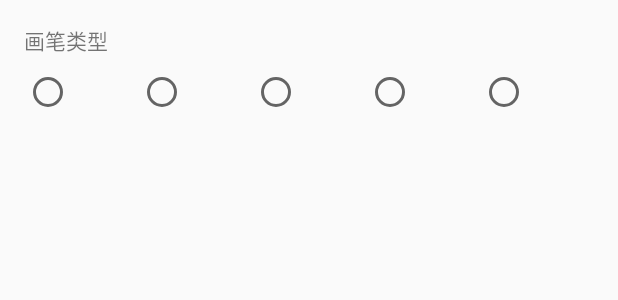
After one commit to huanghui6579/Notes, an Android app: the layout layout_brush_panel.xml on its own in the app's theme, with its tools: preview values and no code run, on a phone screen of 412 x 824 dp. The commit adds this screen. Shown: the top 300 px of the screen. Run offline under Robolectric (Android 15) with nearby library versions, the phone set to English and light mode, and no system bars.

Commit message:
添加了笔记的编辑菜单

```diff
--- a/app/src/main/java/net/ibaixin/notes/ui/NoteEditActivity.java
+++ b/app/src/main/java/net/ibaixin/notes/ui/NoteEditActivity.java
@@ -647,6 +647,8 @@ public class NoteEditActivity extends BaseActivity implements View.OnClickListen
             case R.id.action_attach:    //添加附件
                 attachView = getToolBarMenuView(R.id.action_attach);
                 mAttachPopu = createPopuMenu(attachView, mAttachPopu, R.menu.edit_attach, true);
+                MenuItem brushItem = mAttachPopu.getMenu().findItem(R.id.action_brush);
+                setMenuTint(brushItem, getResources().getColor(R.color.colorPrimary));
                 break;
             case R.id.action_more:  //更多
                 attachView = getToolBarMenuView(R.id.action_more);
--- /dev/null
+++ b/app/src/main/res/drawable/action_bar_paint_item_background_selector.xml
@@ -0,0 +1,6 @@
+<selector xmlns:android="http://schemas.android.com/apk/res/android">
+    <item android:drawable="@color/control_color_light" android:state_pressed="true"/>
+    <item android:drawable="@drawable/ic_spinner_ink_action" android:state_selected="true"/>
+    <item android:drawable="@color/control_color_light" android:state_focused="true"/>
+    <item android:drawable="@android:color/transparent"/>
+</selector>
--- /dev/null
+++ b/app/src/main/res/layout/layout_brush_panel.xml
@@ -0,0 +1,35 @@
+<?xml version="1.0" encoding="utf-8"?>
+<LinearLayout xmlns:android="http://schemas.android.com/apk/res/android"
+    android:layout_width="match_parent"
+    android:layout_height="match_parent"
+    android:orientation="vertical"
+    android:padding="@dimen/activity_horizontal_margin">
+
+    <TextView
+        android:layout_width="match_parent"
+        android:layout_height="wrap_content"
+        android:text="画笔类型"/>
+
+    <RadioGroup
+        android:layout_width="match_parent"
+        android:layout_height="@dimen/list_item_height_small"
+        android:orientation="horizontal">
+        <RadioButton
+            android:id="@+id/stroke_draw"
+            style="@style/StokeRadioStyle"/>
+        <RadioButton
+            android:id="@+id/stroke_line"
+            style="@style/StokeRadioStyle"/>
+        <RadioButton
+            android:id="@+id/stroke_circle"
+            style="@style/StokeRadioStyle"/>
+        <RadioButton
+            android:id="@+id/stroke_rectangle"
+            style="@style/StokeRadioStyle"/>
+        <RadioButton
+            android:id="@+id/stroke_text"
+            style="@style/StokeRadioStyle"/>
+
+    </RadioGroup>
+
+</LinearLayout>
--- a/app/src/main/res/menu/edit_attach.xml
+++ b/app/src/main/res/menu/edit_attach.xml
@@ -13,10 +13,6 @@
         android:icon="@drawable/ic_action_voice"
         android:title="@string/action_voice"/>
     <item
-        android:id="@+id/action_write"
-        android:icon="@drawable/ic_action_border"
-        android:title="@string/action_write"/>
-    <item
         android:id="@+id/action_brush"
         android:icon="@drawable/ic_action_brush"
         android:title="@string/action_brush"/>
--- a/app/src/main/res/values/styles.xml
+++ b/app/src/main/res/values/styles.xml
@@ -71,4 +71,11 @@
         <item name="shadow_bottom">@drawable/shadow_bottom</item>
     </style>
 
+    <style name="StokeRadioStyle">
+        <item name="android:layout_width">wrap_content</item>
+        <item name="android:layout_height">match_parent</item>
+        <item name="android:gravity">center</item>
+        <item name="android:layout_weight">1</item>
+    </style>
+
 </resources>
```
Also changed, not shown: app/src/main/java/net/ibaixin/notes/ui/BaseActivity.java (+17 -0 lines), app/src/main/java/net/ibaixin/notes/ui/HandWritingActivity.java (+62 -1 lines), app/src/main/java/net/ibaixin/notes/util/SystemUtil.java (+39 -0 lines), app/src/main/java/net/ibaixin/notes/widget/NotePopupWindow.java (added, +20 -0 lines), app/src/main/res/drawable-v21/action_bar_paint_item_background_selector.xml (added, +10 -0 lines), app/src/main/res/drawable-v23/action_bar_paint_item_background_selector.xml (added, +14 -0 lines).
